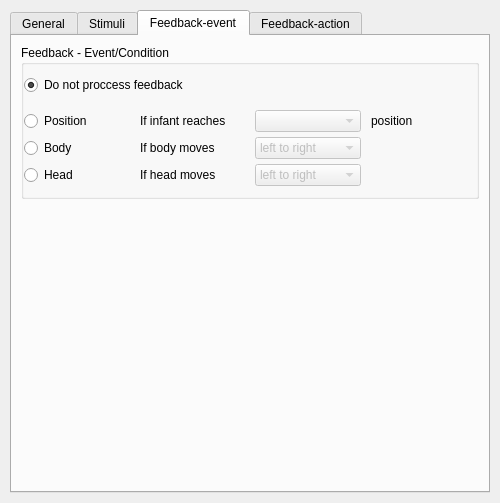
The window that Scenario_designer/ct_confwallscreen.ui (luizamici/caretoy) describes before a commit, drawn with Qt 5.
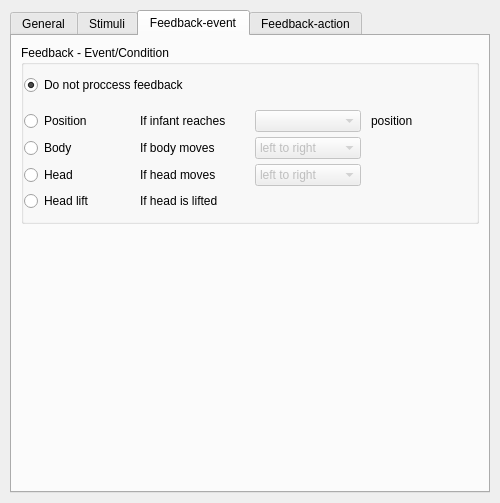
The same window after the commit. The open tabs and pages were chosen to show the change. Custom widgets are drawn as their Qt base class.

Patch:
```diff
--- a/Scenario_designer/ct_confwallscreen.ui
+++ b/Scenario_designer/ct_confwallscreen.ui
@@ -412,6 +412,20 @@
             </item>
            </widget>
           </item>
+          <item row="6" column="0">
+           <widget class="QRadioButton" name="qrb_headlifted_event">
+            <property name="text">
+             <string>Head lift</string>
+            </property>
+           </widget>
+          </item>
+          <item row="6" column="1">
+           <widget class="QLabel" name="label_2">
+            <property name="text">
+             <string>If head is lifted</string>
+            </property>
+           </widget>
+          </item>
          </layout>
         </widget>
        </item>
```
